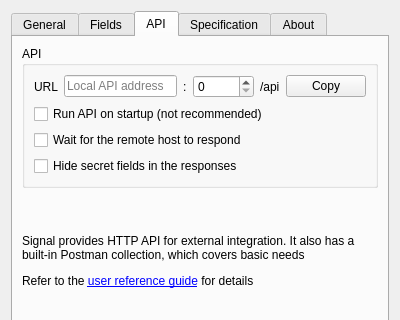
First picture: the form in common/gui/forms/settings_window.ui, repository FedorIvanov37/sv-terminal, before the edit; both pictures show x 0 to 400 and y 0 to 320 of the 400 by 525 pixel window.
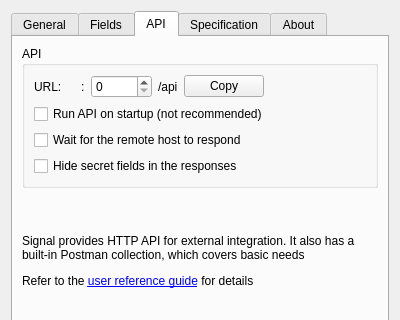
Second picture: the form after the edit.

The edit to the form file:
```diff
--- a/common/gui/forms/settings_window.ui
+++ b/common/gui/forms/settings_window.ui
@@ -643,17 +643,14 @@
             <item>
              <widget class="QLabel" name="label_2">
               <property name="text">
-               <string>URL</string>
+               <string>URL:</string>
               </property>
              </widget>
             </item>
             <item>
-             <widget class="QLineEdit" name="ApiAddress">
-              <property name="readOnly">
-               <bool>true</bool>
-              </property>
-              <property name="placeholderText">
-               <string>Local API address</string>
+             <widget class="QLabel" name="ApiAddress">
+              <property name="text">
+               <string/>
               </property>
              </widget>
             </item>
@@ -691,6 +688,19 @@
               </property>
              </widget>
             </item>
+            <item>
+             <spacer name="horizontalSpacer_9">
+              <property name="orientation">
+               <enum>Qt::Horizontal</enum>
+              </property>
+              <property name="sizeHint" stdset="0">
+               <size>
+                <width>40</width>
+                <height>20</height>
+               </size>
+              </property>
+             </spacer>
+            </item>
            </layout>
           </item>
           <item row="1" column="0">
```
